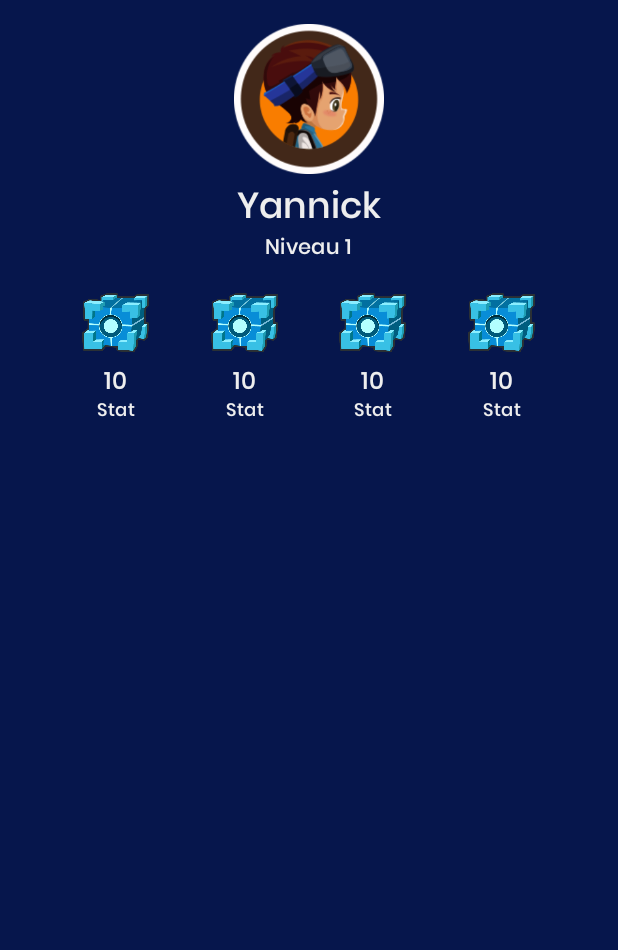
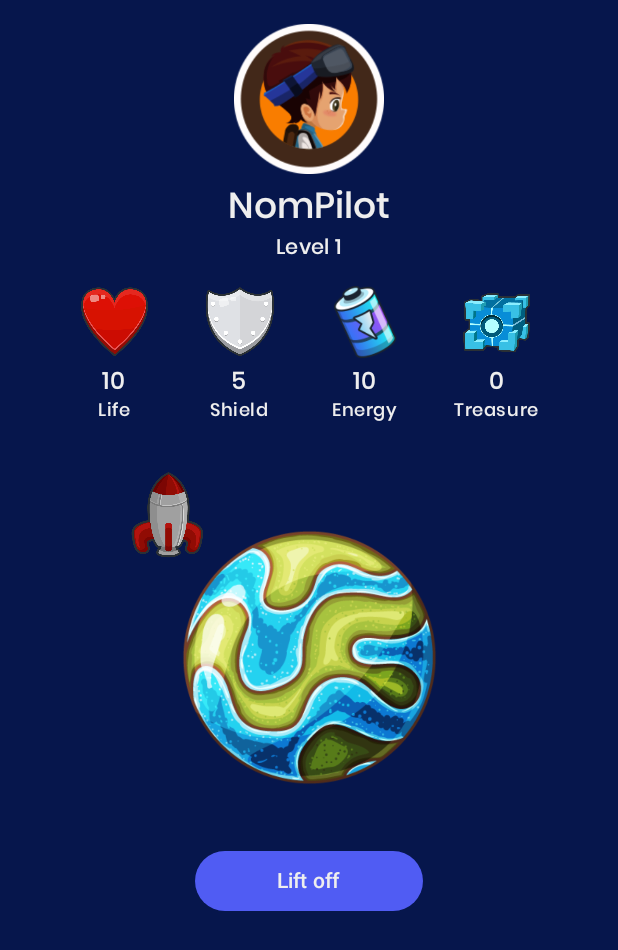
Before and after one commit to yannickcharron/4C6.H24, an Android app built with Jetpack Compose: the screen it shows after launch (MainActivity), on a phone screen of 412 x 824 dp. Shown: the top 950 px of the screen. Run offline under Robolectric (Android 15) with nearby library versions, the light colour scheme and no system bars; our stand-ins replace constraintlayout-compose; 2 statements that could not run were skipped.

Commit message:
feature: ProfileScreen Animation et State

```diff
--- a/S02.Composables/app/build.gradle.kts
+++ b/S02.Composables/app/build.gradle.kts
@@ -57,11 +57,12 @@ dependencies {
     implementation("androidx.compose.ui:ui-tooling-preview")
     implementation("androidx.compose.material3:material3")
 
-    implementation("androidx.compose.material:material-icons-extended:1.6.0")
+    implementation("androidx.compose.material:material-icons-extended:1.6.1")
 
     //ViewModel et colectAsStateWithLifecycle
     implementation("androidx.lifecycle:lifecycle-viewmodel-compose:2.7.0")
     implementation("androidx.lifecycle:lifecycle-runtime-compose:2.7.0")
+    implementation("androidx.constraintlayout:constraintlayout-compose:1.0.1")
 
     testImplementation("junit:junit:4.13.2")
     androidTestImplementation("androidx.test.ext:junit:1.1.5")
--- a/S02.Composables/app/src/main/java/ca/qc/cstj/composables/models/Pilot.kt
+++ b/S02.Composables/app/src/main/java/ca/qc/cstj/composables/models/Pilot.kt
@@ -7,11 +7,28 @@ data class Pilot(val name: String) {
     private var _shield: Int = 5
     private var _energy: Int = 10
     private var _treasure: Int = 0
+    private var _isFlying: Boolean = false
 
     val level: Int get() = _experience / 10 + 1
     val life: Int get() = _life
     val shield: Int get() = _shield
     val energy: Int get() = _energy
     val treasure: Int get() = _treasure
+    val isFlying: Boolean get() = _isFlying
+
+
+    fun fly(revolutionsCount: Int = 2) {
+        if (canFly()) {
+            _isFlying = true
+            _energy--
+        }
+    }
+
+    private fun canFly(): Boolean {
+        //Pouvoir voler => Pas entrain de voler et energy > 0 et life > 0
+        return !_isFlying && _energy > 0 && _life > 0
+
+    }
+
 
 }
--- a/S02.Composables/app/src/main/java/ca/qc/cstj/composables/ui/screens/profile/ProfileScreen.kt
+++ b/S02.Composables/app/src/main/java/ca/qc/cstj/composables/ui/screens/profile/ProfileScreen.kt
@@ -1,5 +1,10 @@
 package ca.qc.cstj.composables.ui.screens.profile
 
+import androidx.annotation.DrawableRes
+import androidx.compose.animation.core.Animatable
+import androidx.compose.animation.core.FastOutSlowInEasing
+import androidx.compose.animation.core.infiniteRepeatable
+import androidx.compose.animation.core.tween
 import androidx.compose.foundation.Image
 import androidx.compose.foundation.background
 import androidx.compose.foundation.layout.Arrangement
@@ -9,21 +14,35 @@ import androidx.compose.foundation.layout.fillMaxSize
 import androidx.compose.foundation.layout.fillMaxWidth
 import androidx.compose.foundation.layout.padding
 import androidx.compose.foundation.layout.size
+import androidx.compose.material3.Button
+import androidx.compose.material3.ButtonDefaults
 import androidx.compose.material3.MaterialTheme
 import androidx.compose.material3.Text
 import androidx.compose.runtime.Composable
+import androidx.compose.runtime.LaunchedEffect
+import androidx.compose.runtime.remember
 import androidx.compose.ui.Alignment
 import androidx.compose.ui.Modifier
 import androidx.compose.ui.res.painterResource
+import androidx.compose.ui.res.stringResource
 import androidx.compose.ui.tooling.preview.Preview
 import androidx.compose.ui.unit.dp
+import androidx.constraintlayout.compose.ConstraintLayout
+import androidx.lifecycle.compose.collectAsStateWithLifecycle
+import androidx.lifecycle.viewmodel.compose.viewModel
 import ca.qc.cstj.composables.R
+import ca.qc.cstj.composables.models.Pilot
+import ca.qc.cstj.composables.ui.theme.ButtonBlue
 import ca.qc.cstj.composables.ui.theme.ComposablesTheme
 import ca.qc.cstj.composables.ui.theme.DeepBlue
+import kotlinx.coroutines.launch
 
 
 @Composable
-fun ProfileScreen() {
+fun ProfileScreen(viewModel: ProfileScreenViewModel = viewModel()) {
+
+    val uiState = viewModel.uiState.collectAsStateWithLifecycle().value
+
     Column(
         modifier = Modifier
             .fillMaxSize()
@@ -31,14 +50,77 @@ fun ProfileScreen() {
             .padding(16.dp),
         horizontalAlignment = Alignment.CenterHorizontally,
     ) {
-        PilotBanner()
-        StatsSection()
+        PilotBanner(uiState.pilot)
+        StatsSection(uiState.pilot)
+        AnimationSection()
+        LaunchConfiguration(onLiftOffClick = {
+            viewModel.liftOff()
+        })
+    }
+}
+
+@Composable
+fun AnimationSection() {
+
+    val rocketAngle = remember {
+        Animatable(0f)
+    }
+
+    LaunchedEffect(true) {
+        launch {
+            rocketAngle.animateTo(
+                targetValue = 360f,
+                animationSpec = infiniteRepeatable(
+                    animation = tween(durationMillis = 2000, easing = FastOutSlowInEasing)
+                )
+            )
+        }
+    }
+
+
+
+    ConstraintLayout(modifier = Modifier.padding(top = 16.dp)) {
+
+        val (planet, rocket) = createRefs()
+
+        Image(
+            modifier = Modifier
+                .size(250.dp)
+                .constrainAs(planet) {
+                    top.linkTo(parent.top)
+                    start.linkTo(parent.start)
+                    end.linkTo(parent.end)
+                    bottom.linkTo(parent.bottom)
+                },
+            painter = painterResource(id = R.drawable.planet),
+            contentDescription = "Planet"
+        )
+
+        Image(
+            modifier = Modifier
+                .size(60.dp)
+                .constrainAs(rocket) {
+                    rotationZ = rocketAngle.value % 360 + 90f
+                    circular(planet, rocketAngle.value, 130.dp)
+                },
+            painter = painterResource(id = R.drawable.rocket),
+            contentDescription = "Rocket"
+        )
+    }
+}
+
+@Composable
+fun LaunchConfiguration(onLiftOffClick: () -> Unit) {
+    Button(modifier = Modifier.fillMaxWidth(.4f),
+        colors = ButtonDefaults.buttonColors(containerColor = ButtonBlue),
+        onClick = { onLiftOffClick() }) {
+        Text(text = stringResource(R.string.lift_off))
     }
 }
 
 
 @Composable
-fun PilotBanner() {
+fun PilotBanner(pilot: Pilot) {
     Column(
         horizontalAlignment = Alignment.CenterHorizontally,
     ) {
@@ -47,28 +129,28 @@ fun PilotBanner() {
             painter = painterResource(R.drawable.pilot04),
             contentDescription = "Pilot"
         )
-        Text(text = "Yannick", style = MaterialTheme.typography.headlineSmall, modifier = Modifier.padding(top = 4.dp))
-        Text(text = "Niveau 1", style = MaterialTheme.typography.bodyMedium)
+        Text(text = pilot.name, style = MaterialTheme.typography.headlineSmall, modifier = Modifier.padding(top = 4.dp))
+        Text(text = stringResource(R.string.level, pilot.level), style = MaterialTheme.typography.bodyMedium)
     }
 }
 
 @Composable
-fun StatsSection() {
+fun StatsSection(pilot: Pilot) {
     Row(
         modifier = Modifier
             .fillMaxWidth()
             .padding(vertical = 16.dp),
         horizontalArrangement = Arrangement.SpaceEvenly
     ) {
-        StatValue()
-        StatValue()
-        StatValue()
-        StatValue()
+        StatValue(R.drawable.life, pilot.life, stringResource(R.string.life))
+        StatValue(R.drawable.shield, pilot.shield, stringResource(R.string.shield))
+        StatValue(R.drawable.battery1, pilot.energy, stringResource(R.string.energy))
+        StatValue(R.drawable.cube, pilot.treasure, stringResource(R.string.treasure))
     }
 }
 
 @Composable
-fun StatValue() {
+fun StatValue(@DrawableRes imageId: Int, value: Int, label: String) {
     Column(
         horizontalAlignment = Alignment.CenterHorizontally
     ) {
@@ -76,11 +158,11 @@ fun StatValue() {
             modifier = Modifier
                 .padding(bottom = 4.dp)
                 .size(48.dp),
-            painter = painterResource(id = R.drawable.cube),
-            contentDescription = "Stat"
+            painter = painterResource(id = imageId),
+            contentDescription = label
         )
-        Text(text = "10", style = MaterialTheme.typography.bodyLarge)
-        Text(text = "Stat", style = MaterialTheme.typography.bodySmall)
+        Text(text = value.toString(), style = MaterialTheme.typography.bodyLarge)
+        Text(text = label, style = MaterialTheme.typography.bodySmall)
     }
 }
 
--- a/S02.Composables/app/src/main/java/ca/qc/cstj/composables/ui/screens/profile/ProfileScreenViewModel.kt
+++ b/S02.Composables/app/src/main/java/ca/qc/cstj/composables/ui/screens/profile/ProfileScreenViewModel.kt
@@ -1,6 +1,22 @@
 package ca.qc.cstj.composables.ui.screens.profile
 
 import androidx.lifecycle.ViewModel
+import kotlinx.coroutines.flow.MutableStateFlow
+import kotlinx.coroutines.flow.asStateFlow
+import kotlinx.coroutines.flow.update
 
 class ProfileScreenViewModel : ViewModel() {
+
+    private val _uiState = MutableStateFlow(ProfileUiState())
+    val uiState = _uiState.asStateFlow()
+
+    fun liftOff() {
+        _uiState.value.pilot.fly()
+        _uiState.update {
+            //_pilot.fly()
+            ProfileUiState(pilot = _uiState.value.pilot)
+        }
+    }
+
+
 }
--- a/S02.Composables/app/src/main/java/ca/qc/cstj/composables/ui/screens/profile/ProfileUiState.kt
+++ b/S02.Composables/app/src/main/java/ca/qc/cstj/composables/ui/screens/profile/ProfileUiState.kt
@@ -2,4 +2,6 @@ package ca.qc.cstj.composables.ui.screens.profile
 
 import ca.qc.cstj.composables.models.Pilot
 
-data class ProfileUiState(val pilot: Pilot = Pilot("Yannick"))
+class ProfileUiState(
+    val pilot: Pilot = Pilot("NomPilot")
+)
--- a/S02.Composables/app/src/main/res/values/strings.xml
+++ b/S02.Composables/app/src/main/res/values/strings.xml
@@ -4,4 +4,10 @@
     <string name="welcome_message">We wish you a good day!</string>
     <string name="features">Features</string>
     <string name="start">Start</string>
+    <string name="life">Life</string>
+    <string name="shield">Shield</string>
+    <string name="energy">Energy</string>
+    <string name="treasure">Treasure</string>
+    <string name="level">Level %d</string>
+    <string name="lift_off">Lift off</string>
 </resources>
```
Also changed, not shown: 1 other file.
